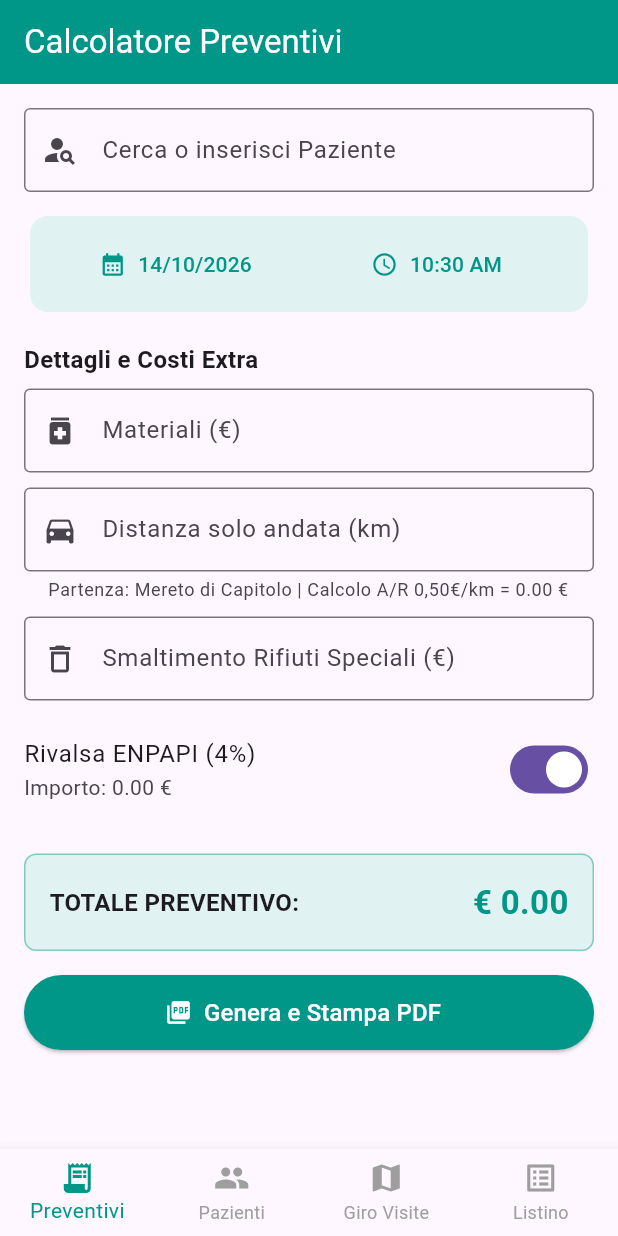
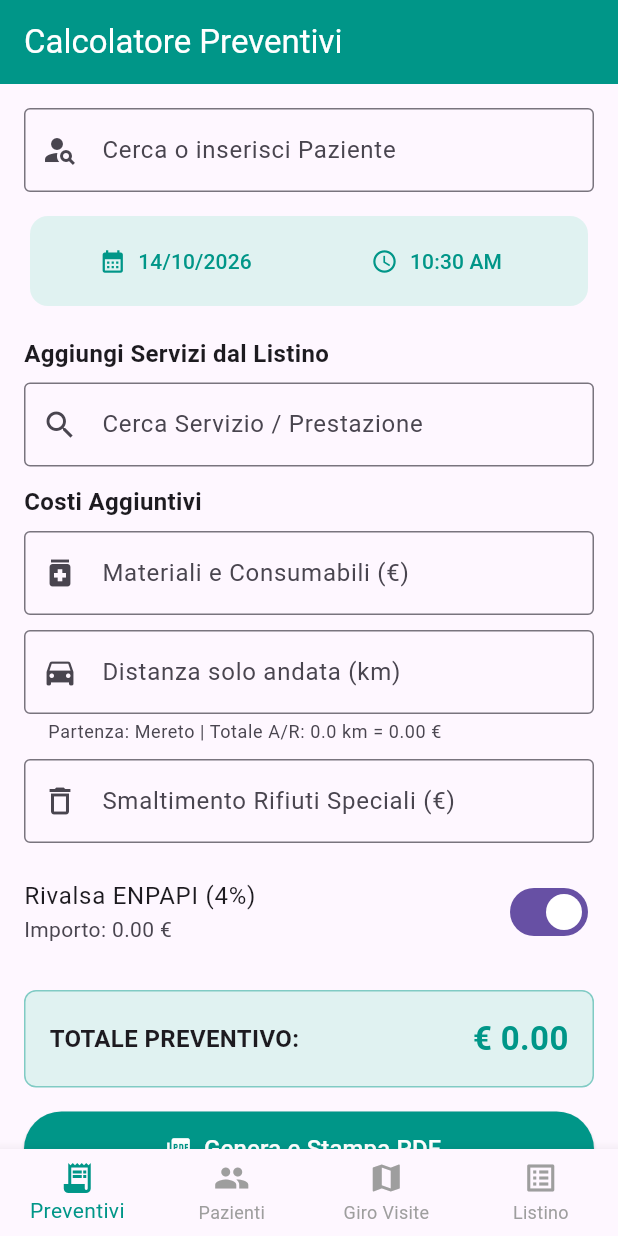
Before and after one commit to macnba24-lgtm/GeaCare-, a Flutter app: the screen it shows after launch, on a phone screen of 412 x 824 dp. Run offline on Flutter 3.47's test engine with Material 3 defaults, Android fonts, the phone set to English and light mode, and no system bars; our stand-ins replace hive, hive_flutter, pdf, printing; accounts and stored records are empty.

Commit message:
Aggiornata schermata preventivi

```diff
--- a/lib/screens/preventivi_screen.dart
+++ b/lib/screens/preventivi_screen.dart
@@ -1,7 +1,9 @@
 import 'package:flutter/material.dart';
 import 'package:hive_flutter/hive_flutter.dart';
+import 'package:intl/intl.dart';
 import '../models/paziente.dart';
 import '../models/listino.dart';
+import '../services/pdf_service.dart';
 
 class PreventiviScreen extends StatefulWidget {
   const PreventiviScreen({super.key});
@@ -12,22 +14,22 @@ class PreventiviScreen extends StatefulWidget {
 
 class _PreventiviScreenState extends State<PreventiviScreen> {
   final TextEditingController _pazienteController = TextEditingController();
+
   Paziente? _pazienteSelezionato;
-
   DateTime? _dataAppuntamento = DateTime.now();
   TimeOfDay? _oraAppuntamento = TimeOfDay.now();
 
-  final List<VoceListino> _vociSelezionate = [];
+  final List<Map<String, dynamic>> _vociPreventivo = [];
 
   double _costoMateriali = 0.0;
   double _kmSoloAndata = 0.0;
   double _costoRifiuti = 0.0;
   bool _applicaEnpapi = true;
 
-  // Calcoli
-  double get _totalePrestazioni => _vociSelezionate.fold(0.0, (sum, item) => sum + item.prezzo);
-  double get _rimborsoKm => (_kmSoloAndata * 2) * 0.50; // A/R da Mereto di Capitolo
-  double get _imponibile => _totalePrestazioni + _costoMateriali + _costoRifiuti;
+  double get _totaleServizi => _vociPreventivo.fold(0.0, (sum, item) => sum + (item['prezzo'] as double));
+  double get _kmTotaliAR => _kmSoloAndata * 2;
+  double get _rimborsoKm => _kmTotaliAR * 0.50;
+  double get _imponibile => _totaleServizi + _costoMateriali + _costoRifiuti;
   double get _rivalsaEnpapi => _applicaEnpapi ? (_imponibile * 0.04) : 0.0;
   double get _subtotale => _imponibile + _rimborsoKm + _rivalsaEnpapi;
   double get _bollo => (_subtotale > 77.47) ? 2.0 : 0.0;
@@ -35,8 +37,11 @@ class _PreventiviScreenState extends State<PreventiviScreen> {
 
   @override
   Widget build(BuildContext context) {
-    final pazientiBox = Hive.box<Paziente>('pazientiBox');
-    final listaPazienti = pazientiBox.values.toList();
+    final pazientiBox = Hive.isBoxOpen('pazientiBox') ? Hive.box<Paziente>('pazientiBox') : null;
+    final listinoBox = Hive.isBoxOpen('listinoBox') ? Hive.box<VoceListino>('listinoBox') : null;
+
+    final listaPazienti = pazientiBox?.values.toList() ?? [];
+    final listaListino = listinoBox?.values.toList() ?? [];
 
     return Scaffold(
       appBar: AppBar(
@@ -49,16 +54,12 @@ class _PreventiviScreenState extends State<PreventiviScreen> {
         child: Column(
           crossAxisAlignment: CrossAxisAlignment.start,
           children: [
-            // 1. AUTOCOMPLETE PAZIENTE
             Autocomplete<Paziente>(
               displayStringForOption: (Paziente p) => '${p.nome} ${p.cognome}',
               optionsBuilder: (TextEditingValue textEditingValue) {
-                if (textEditingValue.text.isEmpty) {
-                  return const Iterable<Paziente>.empty();
-                }
+                if (textEditingValue.text.isEmpty) return const Iterable<Paziente>.empty();
                 return listaPazienti.where((Paziente p) {
-                  final nomeCompleto = '${p.nome} ${p.cognome}'.toLowerCase();
-                  return nomeCompleto.contains(textEditingValue.text.toLowerCase());
+                  return '${p.nome} ${p.cognome}'.toLowerCase().contains(textEditingValue.text.toLowerCase());
                 });
               },
               onSelected: (Paziente p) {
@@ -80,22 +81,18 @@ class _PreventiviScreenState extends State<PreventiviScreen> {
               },
             ),
             const SizedBox(height: 12),
-
-            // 2. DATA E ORA APPUNTAMENTO (Non incluse nel PDF)
             Card(
               elevation: 0,
               color: Colors.teal.shade50,
               child: Padding(
-                padding: const EdgeInsets.symmetric(vertical: 8.0, horizontal: 12.0),
+                padding: const EdgeInsets.symmetric(vertical: 6.0, horizontal: 12.0),
                 child: Row(
                   children: [
                     Expanded(
                       child: TextButton.icon(
                         icon: const Icon(Icons.calendar_month, color: Colors.teal),
                         label: Text(
-                          _dataAppuntamento == null
-                              ? 'Data Appuntamento'
-                              : '${_dataAppuntamento!.day}/${_dataAppuntamento!.month}/${_dataAppuntamento!.year}',
+                          _dataAppuntamento == null ? 'Data Appuntamento' : DateFormat('dd/MM/yyyy').format(_dataAppuntamento!),
                           style: const TextStyle(color: Colors.teal),
                         ),
                         onPressed: () async {
@@ -113,9 +110,7 @@ class _PreventiviScreenState extends State<PreventiviScreen> {
                       child: TextButton.icon(
                         icon: const Icon(Icons.access_time, color: Colors.teal),
                         label: Text(
-                          _oraAppuntamento == null
-                              ? 'Ora'
-                              : _oraAppuntamento!.format(context),
+                          _oraAppuntamento == null ? 'Ora' : _oraAppuntamento!.format(context),
                           style: const TextStyle(color: Colors.teal),
                         ),
                         onPressed: () async {
@@ -132,37 +127,90 @@ class _PreventiviScreenState extends State<PreventiviScreen> {
               ),
             ),
             const SizedBox(height: 16),
-
-            // 3. SEZIONE COSTI DEDICATI
-            const Text('Dettagli e Costi Extra', style: TextStyle(fontWeight: FontWeight.bold, fontSize: 16)),
+            const Text('Aggiungi Servizi dal Listino', style: TextStyle(fontWeight: FontWeight.bold, fontSize: 16)),
             const SizedBox(height: 8),
-
-            // Materiali
+            Autocomplete<VoceListino>(
+              displayStringForOption: (VoceListino v) => '${v.titolo} (€ ${v.prezzo.toStringAsFixed(2)})',
+              optionsBuilder: (TextEditingValue textEditingValue) {
+                if (textEditingValue.text.isEmpty) return const Iterable<VoceListino>.empty();
+                return listaListino.where((VoceListino v) {
+                  return v.titolo.toLowerCase().contains(textEditingValue.text.toLowerCase());
+                });
+              },
+              onSelected: (VoceListino v) {
+                setState(() {
+                  _vociPreventivo.add({
+                    'titolo': v.titolo,
+                    'prezzo': v.prezzo,
+                  });
+                });
+              },
+              fieldViewBuilder: (context, controller, focusNode, onFieldSubmitted) {
+                return TextField(
+                  controller: controller,
+                  focusNode: focusNode,
+                  decoration: const InputDecoration(
+                    labelText: 'Cerca Servizio / Prestazione',
+                    hintText: 'Inizia a digitare...',
+                    border: OutlineInputBorder(),
+                    prefixIcon: Icon(Icons.search),
+                  ),
+                );
+              },
+            ),
+            const SizedBox(height: 12),
+            if (_vociPreventivo.isNotEmpty) ...[
+              const Text('Voci selezionate:', style: TextStyle(fontWeight: FontWeight.w600)),
+              const SizedBox(height: 6),
+              ListView.builder(
+                shrinkWrap: true,
+                physics: const NeverScrollableScrollPhysics(),
+                itemCount: _vociPreventivo.length,
+                itemBuilder: (context, index) {
+                  final voce = _vociPreventivo[index];
+                  return Card(
+                    margin: const EdgeInsets.symmetric(vertical: 4),
+                    child: ListTile(
+                      title: Text(voce['titolo']),
+                      trailing: Row(
+                        mainAxisSize: MainAxisSize.min,
+                        children: [
+                          Text('€ ${(voce['prezzo'] as double).toStringAsFixed(2)}', style: const TextStyle(fontWeight: FontWeight.bold)),
+                          IconButton(
+                            icon: const Icon(Icons.delete, color: Colors.red),
+                            onPressed: () => setState(() => _vociPreventivo.removeAt(index)),
+                          ),
+                        ],
+                      ),
+                    ),
+                  );
+                },
+              ),
+              const SizedBox(height: 16),
+            ],
+            const Text('Costi Aggiuntivi', style: TextStyle(fontWeight: FontWeight.bold, fontSize: 16)),
+            const SizedBox(height: 8),
             TextField(
               keyboardType: const TextInputType.numberWithOptions(decimal: true),
               decoration: const InputDecoration(
-                labelText: 'Materiali (€)',
+                labelText: 'Materiali e Consumabili (€)',
                 border: OutlineInputBorder(),
                 prefixIcon: Icon(Icons.medication),
               ),
               onChanged: (val) => setState(() => _costoMateriali = double.tryParse(val) ?? 0.0),
             ),
             const SizedBox(height: 10),
-
-            // Rimborso Km A/R da Mereto
             TextField(
               keyboardType: const TextInputType.numberWithOptions(decimal: true),
               decoration: InputDecoration(
                 labelText: 'Distanza solo andata (km)',
-                helperText: 'Partenza: Mereto di Capitolo | Calcolo A/R 0,50€/km = ${_rimborsoKm.toStringAsFixed(2)} €',
+                helperText: 'Partenza: Mereto | Totale A/R: ${_kmTotaliAR.toStringAsFixed(1)} km = ${_rimborsoKm.toStringAsFixed(2)} €',
                 border: const OutlineInputBorder(),
                 prefixIcon: const Icon(Icons.directions_car),
               ),
               onChanged: (val) => setState(() => _kmSoloAndata = double.tryParse(val) ?? 0.0),
             ),
             const SizedBox(height: 10),
-
-            // Rifiuti Speciali
             TextField(
               keyboardType: const TextInputType.numberWithOptions(decimal: true),
               decoration: const InputDecoration(
@@ -173,8 +221,6 @@ class _PreventiviScreenState extends State<PreventiviScreen> {
               onChanged: (val) => setState(() => _costoRifiuti = double.tryParse(val) ?? 0.0),
             ),
             const SizedBox(height: 10),
-
-            // Rivalsa ENPAPI 4%
             SwitchListTile(
               contentPadding: EdgeInsets.zero,
               title: const Text('Rivalsa ENPAPI (4%)'),
@@ -182,19 +228,15 @@ class _PreventiviScreenState extends State<PreventiviScreen> {
               value: _applicaEnpapi,
               onChanged: (val) => setState(() => _applicaEnpapi = val),
             ),
-
             if (_bollo > 0)
               ListTile(
                 contentPadding: EdgeInsets.zero,
                 leading: const Icon(Icons.sticky_note_2, color: Colors.teal),
                 title: const Text('Marca da Bollo'),
-                subtitle: const Text('Applicata automaticamente (superati 77,47 €)'),
+                subtitle: const Text('Applicata automaticamente (> 77,47 €)'),
                 trailing: Text('${_bollo.toStringAsFixed(2)} €', style: const TextStyle(fontWeight: FontWeight.bold)),
               ),
-
-            const SizedBox(height: 20),
-
-            // TOTALE PREVENTIVO
+            const SizedBox(height: 16),
             Container(
               padding: const EdgeInsets.all(16),
               decoration: BoxDecoration(
@@ -206,22 +248,35 @@ class _PreventiviScreenState extends State<PreventiviScreen> {
                 mainAxisAlignment: MainAxisAlignment.spaceBetween,
                 children: [
                   const Text('TOTALE PREVENTIVO:', style: TextStyle(fontWeight: FontWeight.bold, fontSize: 16)),
-                  Text(
-                    '€ ${_totalePreventivo.toStringAsFixed(2)}',
-                    style: const TextStyle(fontWeight: FontWeight.bold, fontSize: 22, color: Colors.teal),
-                  ),
+                  Text('€ ${_totalePreventivo.toStringAsFixed(2)}', style: const TextStyle(fontWeight: FontWeight.bold, fontSize: 22, color: Colors.teal)),
                 ],
               ),
             ),
             const SizedBox(height: 16),
-
             SizedBox(
               width: double.infinity,
               height: 50,
               child: ElevatedButton.icon(
                 style: ElevatedButton.styleFrom(backgroundColor: Colors.teal),
-                onPressed: () {
-                  // Azione Stampa/Generazione PDF
+                onPressed: () async {
+                  final numero = '2026/${DateTime.now().millisecondsSinceEpoch.toString().substring(7)}';
+                  final dataStr = DateFormat('dd/MM/yyyy').format(DateTime.now());
+                  await PdfService.generaPreventivoPdf(
+                    numeroPreventivo: numero,
+                    dataEmissione: dataStr,
+                    nomePaziente: _pazienteController.text.isEmpty
+                        ? (_pazienteSelezionato != null ? '${_pazienteSelezionato!.nome} ${_pazienteSelezionato!.cognome}' : 'Cliente Domiciliare')
+                        : _pazienteController.text,
+                    indirizzoPaziente: _pazienteSelezionato?.indirizzo ?? '',
+                    servizi: _vociPreventivo,
+                    costoMateriali: _costoMateriali,
+                    costoRifiuti: _costoRifiuti,
+                    rimborsoKm: _rimborsoKm,
+                    subtotale: _imponibile,
+                    enpapi: _rivalsaEnpapi,
+                    bollo: _bollo,
+                    totaleComplessivo: _totalePreventivo,
+                  );
                 },
                 icon: const Icon(Icons.picture_as_pdf, color: Colors.white),
                 label: const Text('Genera e Stampa PDF', style: TextStyle(color: Colors.white, fontSize: 16)),
```
